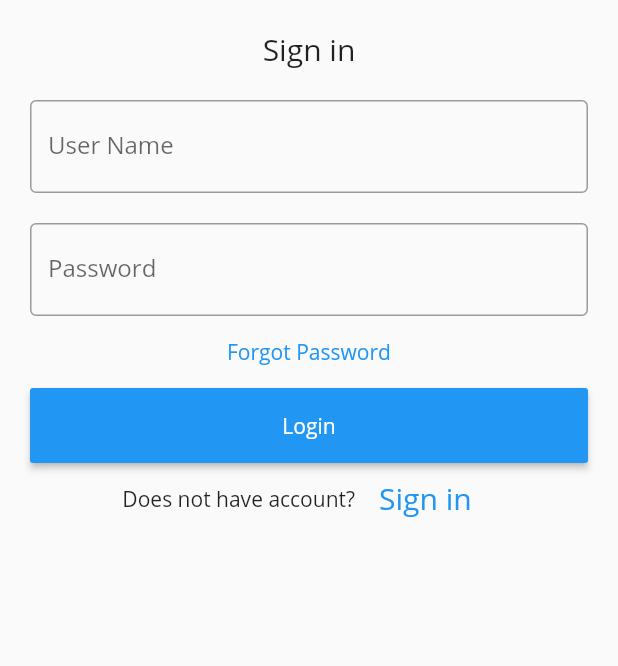
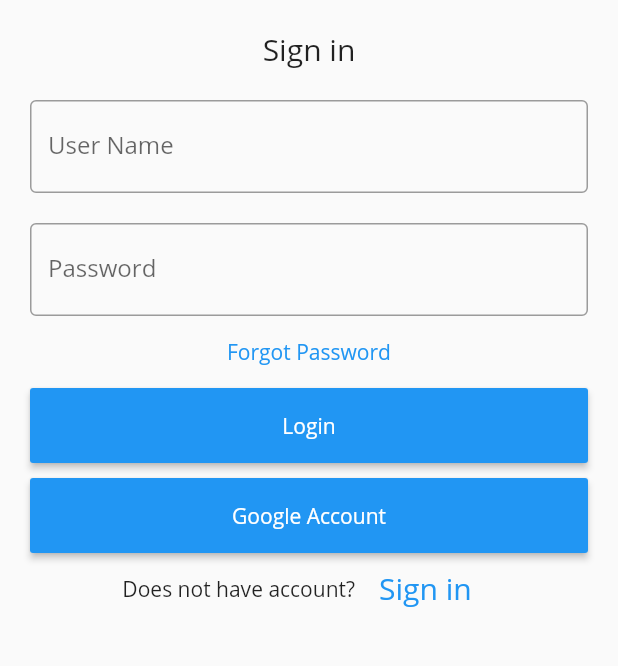
Before and after one commit to GRUNNERteam/pulserun_app, a Flutter app: the screen it shows after launch, after a tap on "LoginPage", on a phone screen of 412 x 824 dp, the part 92-758 px from its top. Run offline on Flutter 3.47's test engine with Material 2 defaults, Android fonts, the phone set to English and light mode, and no system bars; our stand-ins replace firebase_analytics, firebase_auth, google_sign_in; accounts and stored records are empty.

Commit message:
google login

```diff
--- a/lib/main.dart
+++ b/lib/main.dart
@@ -6,6 +6,7 @@ import 'package:provider/provider.dart';
 import 'package:pulserun_app/screens/dev/dev.dart';
 
 void main() {
+  WidgetsFlutterBinding.ensureInitialized();
   // Set Device to portraitUp
   SystemChrome.setPreferredOrientations([DeviceOrientation.portraitUp]);
 
--- a/lib/screens/login/login.dart
+++ b/lib/screens/login/login.dart
@@ -1,4 +1,6 @@
 import 'package:flutter/material.dart';
+// import 'package:pulserun_app/screens/GoogleLogin/googlelogin.dart';
+import 'package:google_sign_in/google_sign_in.dart';
 //import 'package:firebase_auth/firebase_auth.dart';
 import 'package:pulserun_app/screens/register/register.dart';
 class LoginPage extends StatefulWidget {
@@ -76,6 +78,15 @@ class _LoginPageState extends State<LoginPage> {
                         print(passwordController.text);
                       },
                     )),
+                    Container(
+                    height: 60,
+                    padding: EdgeInsets.fromLTRB(10, 10, 10, 0),
+                    child: RaisedButton(
+                      textColor: Colors.white,
+                      color: Colors.blue,
+                      child: Text('Google Account'),
+                      onPressed: () =>  loginWithGoogle(context)
+                    )),
                 Container(
                     child: Row(
                   children: <Widget>[
@@ -98,3 +109,17 @@ class _LoginPageState extends State<LoginPage> {
             )));
   }
 }
+
+ Future loginWithGoogle(BuildContext context) async {
+    GoogleSignIn _googleSignIn = GoogleSignIn(
+      scopes: [
+        'https://www.googleapis.com/auth/fitness.body.read',
+      ],
+    );
+    GoogleSignInAccount user = await _googleSignIn.signIn();
+    GoogleSignInAuthentication userAuth = await user.authentication;
+
+  //   await _auth2.signInWithCredential(GoogleAuthProvider.getCredential(
+  //       idToken: userAuth.idToken, accessToken: userAuth.accessToken));
+  //   checkAuth(context); // after success route to home.
+   }
--- a/pubspec.yaml
+++ b/pubspec.yaml
@@ -28,6 +28,7 @@ dependencies:
   firebase_analytics: ^5.0.2
   firebase_auth: ^0.16.1
   cloud_firestore: ^0.12.9+5
+  google_sign_in: ^4.5.1
 
   # The following adds the Cupertino Icons font to your application.
   # Use with the CupertinoIcons class for iOS style icons.
```
Also changed, not shown: pubspec.lock, 1 other file.
